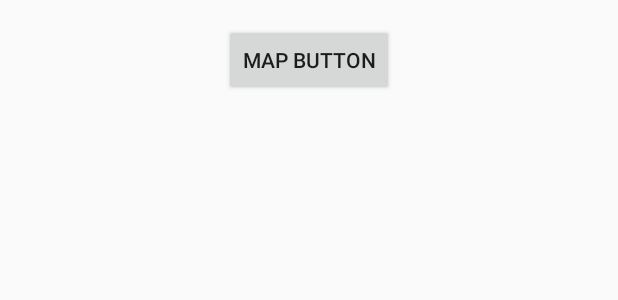
After one commit to RodrigoZ/Sendit-Android, an Android app: the layout activity_main.xml on its own in the app's theme, with its tools: preview values and no code run, on a phone screen of 412 x 824 dp. The commit adds this screen. Shown: the top 300 px of the screen. Run offline under Robolectric (Android 15) with nearby library versions, the phone set to English and light mode, and no system bars.

Commit message:
Agregado una main activity q sirve como Home. Logo cambiado

```diff
--- /dev/null
+++ b/app/src/main/res/layout/activity_main.xml
@@ -0,0 +1,21 @@
+<?xml version="1.0" encoding="utf-8"?>
+<RelativeLayout xmlns:android="http://schemas.android.com/apk/res/android"
+    xmlns:tools="http://schemas.android.com/tools"
+    android:id="@+id/activity_main"
+    android:layout_width="match_parent"
+    android:layout_height="match_parent"
+    android:paddingBottom="@dimen/activity_vertical_margin"
+    android:paddingLeft="@dimen/activity_horizontal_margin"
+    android:paddingRight="@dimen/activity_horizontal_margin"
+    android:paddingTop="@dimen/activity_vertical_margin"
+    tools:context="com.example.sendit.sendit.MainActivity">
+
+    <Button
+        android:text="@string/btn_maps"
+        android:layout_width="wrap_content"
+        android:layout_height="wrap_content"
+        android:id="@+id/btn_Maps"
+        android:layout_alignParentTop="true"
+        android:layout_centerHorizontal="true"
+        android:onClick="openMaps"/>
+</RelativeLayout>
--- /dev/null
+++ b/app/src/main/res/values-w820dp/dimens.xml
@@ -0,0 +1,6 @@
+<resources>
+    <!-- Example customization of dimensions originally defined in res/values/dimens.xml
+         (such as screen margins) for screens with more than 820dp of available width. This
+         would include 7" and 10" devices in landscape (~960dp and ~1280dp respectively). -->
+    <dimen name="activity_horizontal_margin">64dp</dimen>
+</resources>
--- /dev/null
+++ b/app/src/main/res/values/dimens.xml
@@ -0,0 +1,5 @@
+<resources>
+    <!-- Default screen margins, per the Android Design guidelines. -->
+    <dimen name="activity_horizontal_margin">16dp</dimen>
+    <dimen name="activity_vertical_margin">16dp</dimen>
+</resources>
--- a/app/src/main/res/values/strings.xml
+++ b/app/src/main/res/values/strings.xml
@@ -1,4 +1,6 @@
 <resources>
     <string name="app_name">Sendit</string>
     <string name="title_activity_maps">Map</string>
+    <string name="title_activity_main">Sendit</string>
+    <string name="btn_maps">Map Button</string>
 </resources>
```
Also changed, not shown: app/src/main/AndroidManifest.xml (+16 -9 lines), app/src/main/java/com/example/sendit/sendit/MainActivity.java (added, +19 -0 lines), app/src/main/java/com/example/sendit/sendit/MapsActivity.java (+4 -3 lines), app/src/main/icon_launcher-web.png (added), app/src/main/res/mipmap-hdpi/icon_launcher.png (added), app/src/main/res/mipmap-mdpi/icon_launcher.png (added), app/src/main/res/mipmap-xhdpi/icon_launcher.png (added), app/src/main/res/mipmap-xxhdpi/icon_launcher.png (added), app/src/main/res/mipmap-xxxhdpi/icon_launcher.png (added).
